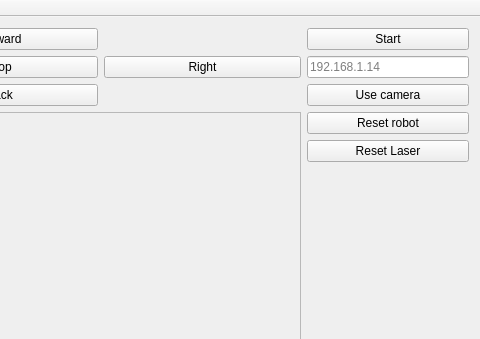
Before: the Qt Designer form demoRMR/mainwindow.ui in AdrianFalb/demoRMR-all, drawn with Qt 5; both pictures show x 313 to 793 and y 0 to 339 of the 793 by 651 pixel window.
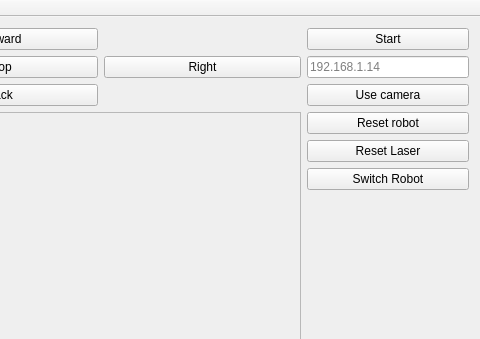
After: the same form once the commit is applied.

Commit message: Add button for cycling robots

```diff
--- a/demoRMR/mainwindow.ui
+++ b/demoRMR/mainwindow.ui
@@ -207,6 +207,25 @@
         </property>
        </widget>
       </item>
+      <item>
+       <widget class="QPushButton" name="pushButton_switch_robot">
+        <property name="sizePolicy">
+         <sizepolicy hsizetype="Fixed" vsizetype="Fixed">
+          <horstretch>0</horstretch>
+          <verstretch>0</verstretch>
+         </sizepolicy>
+        </property>
+        <property name="minimumSize">
+         <size>
+          <width>162</width>
+          <height>0</height>
+         </size>
+        </property>
+        <property name="text">
+         <string>Switch Robot</string>
+        </property>
+       </widget>
+      </item>
       <item>
        <spacer name="verticalSpacer">
         <property name="orientation">
```
The commit also changes 2 other files.
